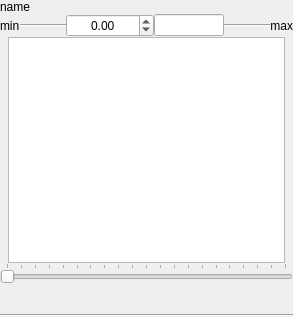
Qt form qtfuzzylite/ui/Viewer.ui (fuzzylite/fuzzylite) before a commit.
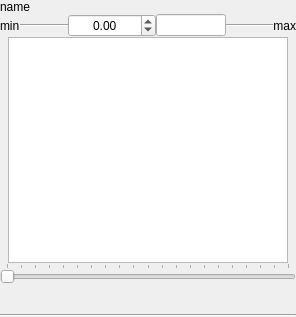
The same form after that commit. Icons and pictures are not drawn.

Commit message: More changes in Apple. Groupboxes added. Still fixing adjustSize in Term.ui

The edit to the form file:
```diff
--- a/qtfuzzylite/ui/Viewer.ui
+++ b/qtfuzzylite/ui/Viewer.ui
@@ -6,7 +6,7 @@
    <rect>
     <x>0</x>
     <y>0</y>
-    <width>293</width>
+    <width>296</width>
     <height>317</height>
    </rect>
   </property>
```
Left out of the diff: 9 changed lines with no effect on the pictures. The commit also changes 6 other files.
